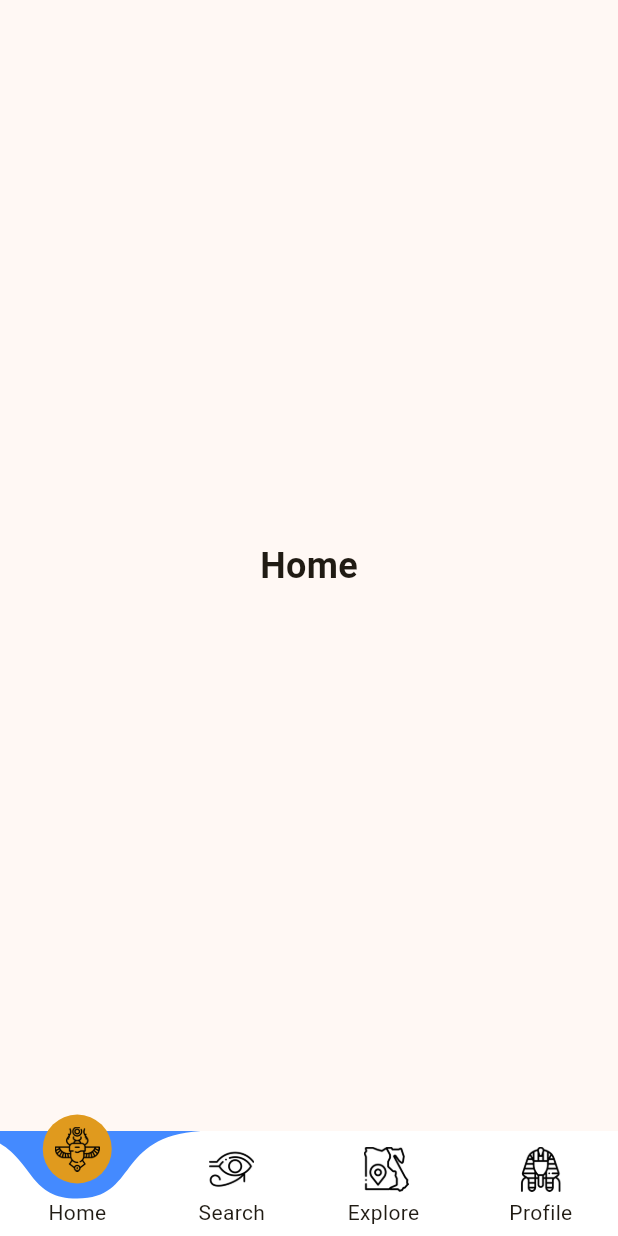
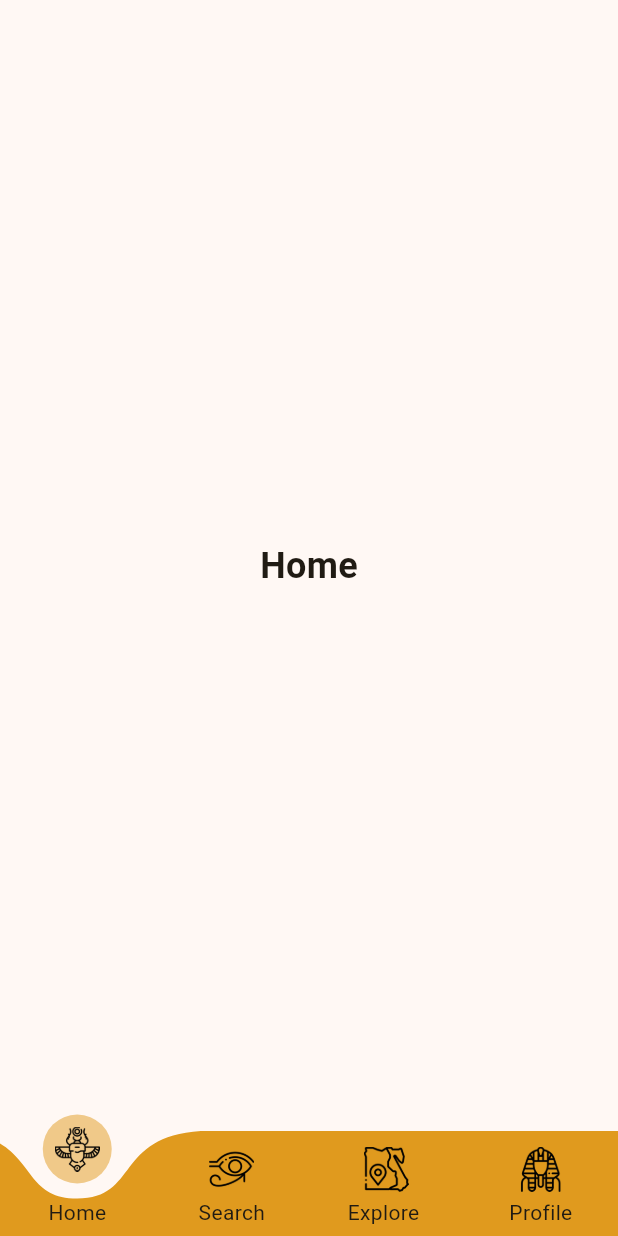
Before and after one commit to egytravel/egytravel_flutter, a Flutter app: the screen it shows after launch, on a phone screen of 412 x 824 dp. Run offline on Flutter 3.47's test engine with Material 3 defaults, Android fonts, the phone set to English and light mode, and no system bars; drawn by our look-alikes of curved_labeled_navigation_bar; our stand-ins replace get, smooth_page_indicator.

```diff
--- a/lib/feature/home/ui/screen/home_screen.dart
+++ b/lib/feature/home/ui/screen/home_screen.dart
@@ -17,7 +17,10 @@ class HomeScreen extends StatelessWidget {
         ),
       ),
       bottomNavigationBar: CurvedNavigationBar(
-        buttonBackgroundColor: AppColor.primary,
+
+        color: AppColor.primary,
+        backgroundColor: Colors.transparent,
+        buttonBackgroundColor: AppColor.primary.withValues(alpha: 0.5),
         items: [
           CurvedNavigationBarItem(
             child: SizedBox(
```
